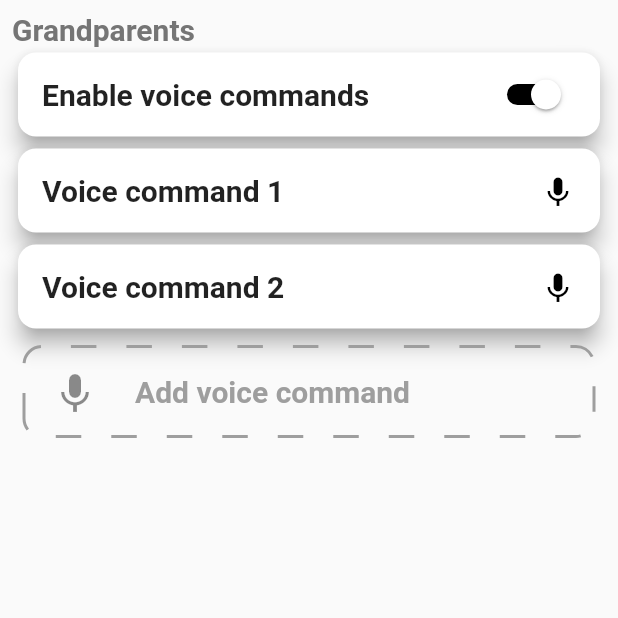
After one commit to sebastianolaru3008/dome-smart-home-app, a Flutter app: the VoiceCommandsWidget screen opened directly with sample values from the repository, on a phone screen of 412 x 824 dp, the top half of it. The commit adds this screen. Run offline on Flutter 3.47's test engine with Material 2 defaults, Android fonts, the phone set to English and light mode, and no system bars; drawn by our look-alikes of dotted_border; our stand-ins replace animated_toggle_switch, bloc, equatable, flutter_bloc, get_it, loading_animation_widget.

Commit message:
voice commands UI

```diff
--- a/lib/src/features/devices/domain/device_entity.dart
+++ b/lib/src/features/devices/domain/device_entity.dart
@@ -1,3 +1,4 @@
+import 'package:dome_smart_home_app/src/features/devices/domain/voice_command_entity.dart';
 import 'package:equatable/equatable.dart';
 
 class DeviceEntity extends Equatable {
@@ -12,6 +13,8 @@ class DeviceEntity extends Equatable {
     this.brightness,
     this.volume,
     this.states,
+    required this.voiceCommands,
+    required this.voiceCommandsEnabled
   });
 
   final String name;
@@ -24,6 +27,8 @@ class DeviceEntity extends Equatable {
   final int? brightness;
   final int? volume;
   final List<String>? states;
+  final List<VoiceCommandEntity> voiceCommands;
+  bool voiceCommandsEnabled;
 
   @override
   List<Object?> get props => [
@@ -36,7 +41,9 @@ class DeviceEntity extends Equatable {
         binaryState,
         brightness,
         volume,
-        states
+        states,
+    voiceCommands,
+    voiceCommandsEnabled
       ];
 
   @override
--- /dev/null
+++ b/lib/src/features/devices/domain/voice_command_entity.dart
@@ -0,0 +1,12 @@
+import 'package:equatable/equatable.dart';
+
+class VoiceCommandEntity extends Equatable {
+  const VoiceCommandEntity({
+    required this.name
+  });
+
+  final String name;
+
+  @override
+  List<Object?> get props => [name];
+}
--- /dev/null
+++ b/lib/src/features/devices/presentation/ui/widgets/voice_command_tile_widget.dart
@@ -0,0 +1,27 @@
+import 'package:dome_smart_home_app/src/features/users_list/presentation/ui/widgets/dialog_widget.dart';
+import 'package:flutter/material.dart';
+
+
+class VoiceCommandTileWidget extends StatelessWidget {
+  const VoiceCommandTileWidget({Key? key, required this.text}) : super(key: key);
+
+  final String text;
+
+  @override
+  Widget build(BuildContext context) {
+    return Card(
+      shape: RoundedRectangleBorder(borderRadius: BorderRadius.circular(12.0)),
+      shadowColor: Colors.grey,
+      elevation: 6,
+      child: InkWell(
+        borderRadius: BorderRadius.circular(12.0),
+        child: ListTile(
+          title: Text(text,
+              style:
+              const TextStyle(fontWeight: FontWeight.bold, fontSize: 20)),
+          trailing: const Icon(Icons.keyboard_voice, color: Colors.black,),
+        ),
+      ),
+    );
+  }
+}
--- /dev/null
+++ b/lib/src/features/devices/presentation/ui/widgets/voice_commands_enable_tile_widget.dart
@@ -0,0 +1,42 @@
+import 'package:dome_smart_home_app/src/features/users_list/presentation/ui/widgets/dialog_widget.dart';
+import 'package:flutter/material.dart';
+
+class VoiceCommandsEnable extends StatefulWidget {
+  final bool enabled;
+  const VoiceCommandsEnable(this.enabled);
+
+  @override
+  _VoiceCommandsEnableState createState() => _VoiceCommandsEnableState();
+}
+
+class _VoiceCommandsEnableState extends State<VoiceCommandsEnable> {
+
+  late bool state;
+
+  @override
+  void initState() {
+    state = widget.enabled;
+  }
+
+  @override
+  Widget build(BuildContext context) {
+    return Card(
+      shape: RoundedRectangleBorder(borderRadius: BorderRadius.circular(12.0)),
+      shadowColor: Colors.grey,
+      elevation: 6,
+      child: InkWell(
+        borderRadius: BorderRadius.circular(12.0),
+        child: SwitchListTile(
+          activeColor: Colors.white,
+          activeTrackColor: Colors.black,
+          title: const Text("Enable voice commands",style:
+          TextStyle(fontWeight: FontWeight.bold, fontSize: 20)),
+          value: state,
+          onChanged:(bool? value) {
+            setState(() {
+            state = value!;
+          });},),
+      ),
+    );
+  }
+}
--- /dev/null
+++ b/lib/src/features/devices/presentation/ui/widgets/voice_commands_widget.dart
@@ -0,0 +1,52 @@
+import 'package:dome_smart_home_app/src/features/devices/domain/device_entity.dart';
+import 'package:dome_smart_home_app/src/features/devices/presentation/bloc/devices/devices_bloc.dart';
+import 'package:dome_smart_home_app/src/features/devices/presentation/ui/widgets/voice_command_tile_widget.dart';
+import 'package:dome_smart_home_app/src/features/devices/presentation/ui/widgets/voice_commands_enable_tile_widget.dart';
+import 'package:dome_smart_home_app/src/features/users_list/presentation/bloc/users_list_bloc.dart';
+import 'package:dome_smart_home_app/src/features/users_list/presentation/ui/widgets/add_tile_widget.dart';
+import 'package:dome_smart_home_app/src/features/users_list/presentation/ui/widgets/user_tile_widget.dart';
+import 'package:flutter/material.dart';
+import 'package:flutter_bloc/flutter_bloc.dart';
+
+import '../../../domain/voice_command_entity.dart';
+
+class VoiceCommandsWidget extends StatelessWidget {
+   const VoiceCommandsWidget({Key? key, required this.deviceEntity}) : super(key: key);
+
+  final DeviceEntity deviceEntity;
+
+  @override
+  Widget build(BuildContext context) {
+    return Scaffold(
+      body: Padding(
+        padding: const EdgeInsets.all(8.0),
+        child: Column(
+          crossAxisAlignment: CrossAxisAlignment.start,
+          mainAxisAlignment: MainAxisAlignment.start,
+          children: [
+            Text("Grandparents",
+                style: TextStyle(
+                    fontWeight: FontWeight.bold,
+                    color: Colors.grey.shade600,
+                    fontSize: 20)),
+           VoiceCommandsEnable(deviceEntity.voiceCommandsEnabled),
+            Expanded(
+                    child: ListView.builder(
+                      itemCount:deviceEntity.voiceCommands.length+1,
+                      itemBuilder: (context, index) {
+                        print(deviceEntity.name);
+                        if (index == deviceEntity.voiceCommands.length) {
+                          return const AddTileWidget(title: "Add voice command", icon: Icon(Icons.keyboard_voice, size: 32,),isUserTile: false,);
+                        }
+                        return VoiceCommandTileWidget(
+                           text:deviceEntity.voiceCommands[index].name);
+                      },
+                    ),
+                  ),
+            const SizedBox(height: 10),
+          ],
+        ),
+      ),
+    );
+  }
+}
--- a/lib/src/features/devices/services/api/devices_service.dart
+++ b/lib/src/features/devices/services/api/devices_service.dart
@@ -6,4 +6,5 @@ abstract class DevicesService {
   Future<void> addDevice(DeviceEntity device);
   Future<void> deleteDevice(DeviceEntity device);
   Future<void> switchDeviceState(DeviceEntity device);
+  List<DeviceEntity> get allDevices;
 }
--- a/lib/src/features/users_list/presentation/ui/screens/users_list_screen.dart
+++ b/lib/src/features/users_list/presentation/ui/screens/users_list_screen.dart
@@ -30,7 +30,7 @@ class UsersListScreen extends StatelessWidget {
                       itemCount: state.usersList.length + 1,
                       itemBuilder: (context, index) {
                         if (index == state.usersList.length) {
-                          return const AddTileWidget();
+                          return const AddTileWidget(title: "Add new user",icon: Icon(Icons.add, size: 32,),isUserTile: true,);
                         }
                         return UserTileWidget(
                             userEntity: state.usersList[index]);
--- a/lib/src/features/users_list/presentation/ui/widgets/add_tile_widget.dart
+++ b/lib/src/features/users_list/presentation/ui/widgets/add_tile_widget.dart
@@ -5,7 +5,11 @@ import 'package:flutter/material.dart';
 import 'package:flutter_bloc/flutter_bloc.dart';
 
 class AddTileWidget extends StatelessWidget {
-  const AddTileWidget({Key? key}) : super(key: key);
+  const AddTileWidget({Key? key, required this.title, required this.icon, required this.isUserTile}) : super(key: key);
+
+  final String title;
+  final Icon icon;
+  final bool isUserTile;
 
   @override
   Widget build(BuildContext context) {
@@ -13,10 +17,12 @@ class AddTileWidget extends StatelessWidget {
       padding: const EdgeInsets.symmetric(vertical: 8.0, horizontal: 8.0),
       child: GestureDetector(
         onTap: () {
-          context
-              .read<DashboardBloc>()
-              .add(const DashboardEventShowBars(areBarsShowing: false));
-          Navigator.pushNamed(context, Routes.userAdd);
+          if(isUserTile) {
+            context
+                .read<DashboardBloc>()
+                .add(const DashboardEventShowBars(areBarsShowing: false));
+            Navigator.pushNamed(context, Routes.userAdd);
+          }
         },
         child: DottedBorder(
           borderType: BorderType.RRect,
@@ -27,12 +33,9 @@ class AddTileWidget extends StatelessWidget {
           child: SizedBox(
             height: 56,
             child: ListTile(
-              leading: const Icon(
-                Icons.add,
-                size: 32,
-              ),
+              leading: icon,
               title: Text(
-                "Add new user",
+                title,
                 style: TextStyle(
                   fontWeight: FontWeight.bold,
                   color: Colors.grey.shade500,
```
Also changed, not shown: lib/src/features/devices/presentation/bloc/voice_commands/voice_commands_bloc.dart (added, +25 -0 lines), lib/src/features/devices/presentation/bloc/voice_commands/voice_commands_event.dart (added, +14 -0 lines), lib/src/features/devices/presentation/bloc/voice_commands/voice_commands_state.dart (added, +8 -0 lines), lib/src/features/devices/presentation/ui/widgets/device_card_widget.dart (+6 -1 lines), lib/src/features/devices/services/impl/devices_service_impl.dart (+16 -0 lines).
